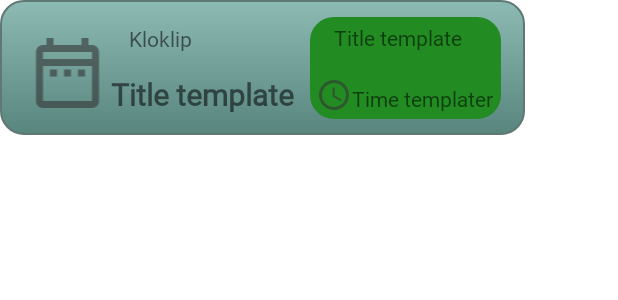
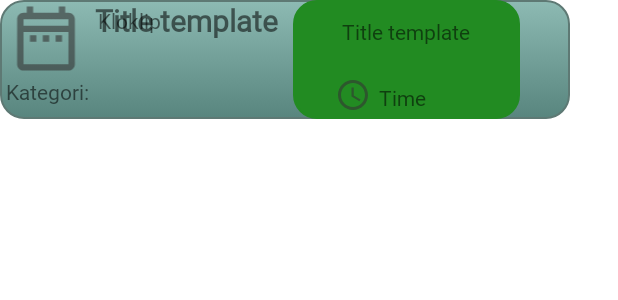
Before and after one commit to faunaapp/faunaapp-android, an Android app: the layout task_entry_item.xml on its own in the app's theme, with its tools: preview values and no code run, on a phone screen of 412 x 824 dp. Shown: the top 300 px of the screen. Run offline under Robolectric (Android 15) with nearby library versions, the phone set to English and light mode, and no system bars.

Commit message:
Fixed the local storage

```diff
--- a/app/src/main/java/com/example/faunaapp/MVVM/RecyclerView/Adapters/EntriesAdapter.java
+++ b/app/src/main/java/com/example/faunaapp/MVVM/RecyclerView/Adapters/EntriesAdapter.java
@@ -35,6 +35,7 @@ public class EntriesAdapter extends RecyclerView.Adapter<EntriesAdapter.ViewHold
        holder.time.setText(entries.get(position).getTime());
        holder.title.setText(entries.get(position).getTitle());
        holder.content.setText(entries.get(position).getHeading());
+       holder.category.setText(entries.get(position).getId());
     }
 
 
@@ -49,13 +50,14 @@ public class EntriesAdapter extends RecyclerView.Adapter<EntriesAdapter.ViewHold
     }
 
     public class ViewHolder extends RecyclerView.ViewHolder {
-        TextView date, time, title, content;
+        TextView date, time, title, content, category;
         public ViewHolder(@NonNull View itemView) {
             super(itemView);
             date = itemView.findViewById(R.id.entry_item_title_template_text_date_id);
             time = itemView.findViewById(R.id.entry_item_time_template_text_id);
             title = itemView.findViewById(R.id.entry_item_title_id);
             content = itemView.findViewById(R.id.entry_item_content_id);
+            category = itemView.findViewById(R.id.categoryId);
         }
     }
 }
--- a/app/src/main/java/com/example/faunaapp/MVVM/Repository/AllCalendarsEntry/AllCalendarEntriesRepository.java
+++ b/app/src/main/java/com/example/faunaapp/MVVM/Repository/AllCalendarsEntry/AllCalendarEntriesRepository.java
@@ -9,19 +9,24 @@ import com.example.faunaapp.MVVM.RemoteDataSource.ApolloClient.ClientApolloCompo
 import com.example.faunaapp.MVVM.RemoteDataSource.ApolloClient.DaggerClientApolloComponent;
 import com.example.faunaapp.MVVM.RemoteDataSource.RemouteSource.AllCalendarEntries.AllCalendarEntriesDataSource;
 import com.example.faunaapp.MVVM.RemoteDataSource.RemouteSource.AllCalendarEntries.IALLCalendarEntriesDataSource;
+import com.example.faunaapp.MVVM.RoomModel.TaskEntry.ITaskEntryModel;
+import com.example.faunaapp.MVVM.RoomModel.TaskEntry.TaskEntryModel;
 
 public class AllCalendarEntriesRepository implements IAllCalendarEntriesRepository{
     private static ApolloClient apolloClient;
     private IALLCalendarEntriesDataSource allCalendarEntriesDataSource;
+    private ITaskEntryModel taskEntryModel;
 
     public AllCalendarEntriesRepository(Application application) {
         apolloClient = initializeApolloClient();
         allCalendarEntriesDataSource = new AllCalendarEntriesDataSource(apolloClient);
+        taskEntryModel = TaskEntryModel.getInstance(application);
         //TODO to add a model here
     }
 
     @Override
     public void getAllEntries(String token) {
+        //taskEntryModel.getAllEntries();
         allCalendarEntriesDataSource.getAllEntries(token);
     }
 
--- a/app/src/main/java/com/example/faunaapp/MVVM/RoomModel/TaskEntry/ITaskEntryModel.java
+++ b/app/src/main/java/com/example/faunaapp/MVVM/RoomModel/TaskEntry/ITaskEntryModel.java
@@ -8,6 +8,5 @@ import java.util.List;
 
 public interface ITaskEntryModel {
      void insertTaskEntry(TaskEntry taskEntry);
-     void insertAllTaskEntry(List<TaskEntry> taskEntries);
-     LiveData<List<TaskEntry>> getAllEntries();
+     void getAllEntries();
 }
--- a/app/src/main/java/com/example/faunaapp/MVVM/RoomModel/TaskEntry/TaskEntryDao.java
+++ b/app/src/main/java/com/example/faunaapp/MVVM/RoomModel/TaskEntry/TaskEntryDao.java
@@ -12,13 +12,13 @@ import java.util.List;
 
 @Dao
 public interface TaskEntryDao {
-    @Insert(onConflict = OnConflictStrategy.REPLACE)
+    @Insert
     void insert(TaskEntry taskEntry);
 
 //    @Insert(onConflict = OnConflictStrategy.REPLACE)
 //    void insertAll(List<TaskEntry> tasksEntry);
 
     @Query("SELECT * FROM entry_table")
-    LiveData<List<TaskEntry>> getAllEntries();
+    List<TaskEntry> getAllEntries();
 
 }
--- a/app/src/main/java/com/example/faunaapp/MVVM/View_model/AddEntryFragmentViewModel.java
+++ b/app/src/main/java/com/example/faunaapp/MVVM/View_model/AddEntryFragmentViewModel.java
@@ -26,7 +26,6 @@ public class AddEntryFragmentViewModel extends AndroidViewModel {
 
     public AddEntryFragmentViewModel(Application application) {
         super(application);
-
         constantDateText = "Vælg dato";
         constantTimeText = "Tidspunkt";
         date = new MutableLiveData<>();
@@ -47,12 +46,14 @@ public class AddEntryFragmentViewModel extends AndroidViewModel {
 
     public void submitTheEntry(TaskEntry taskEntry, String token) {
         String errorMessage = getErrorIfExists(taskEntry);
-        entryRepository.submit(taskEntry, token);
+
         if (!errorMessage.equals("")) {
             error.postValue(errorMessage);
             return;
         }
         error.postValue("");
+        entryRepository.submit(taskEntry, token);
+
     }
 
     private String getErrorIfExists(TaskEntry taskEntry) {
--- a/app/src/main/java/com/example/faunaapp/MVVM/View_model/AllCalendarEntriesFragmentViewModel.java
+++ b/app/src/main/java/com/example/faunaapp/MVVM/View_model/AllCalendarEntriesFragmentViewModel.java
@@ -52,7 +52,7 @@ public class AllCalendarEntriesFragmentViewModel extends AndroidViewModel {
     }
 
     public void getAllTasks(String token){
-            allCalendarEntriesRepository.getAllEntries(token);
+        allCalendarEntriesRepository.getAllEntries(token);
     }
 
     public LiveData<TaskEntry> getNewEntry(){
--- a/app/src/main/res/layout/task_entry_item.xml
+++ b/app/src/main/res/layout/task_entry_item.xml
@@ -1,8 +1,8 @@
 <?xml version="1.0" encoding="utf-8"?>
 <LinearLayout xmlns:android="http://schemas.android.com/apk/res/android"
     xmlns:tools="http://schemas.android.com/tools"
-    android:layout_width="350dp"
-    android:layout_height="90dp"
+    android:layout_width="wrap_content"
+    android:layout_height="wrap_content"
     xmlns:app="http://schemas.android.com/apk/res-auto"
     android:orientation="horizontal"
     android:layout_gravity="top"
@@ -12,62 +12,60 @@
 
 
     <androidx.constraintlayout.widget.ConstraintLayout
-        android:layout_width="match_parent"
+        android:layout_width="380dp"
         android:layout_height="match_parent">
 
         <ImageView
             android:id="@+id/entry_item_calendar_image_id"
-            android:layout_width="58dp"
-            android:layout_height="56dp"
-            android:layout_marginStart="16dp"
-            app:layout_constraintBottom_toBottomOf="parent"
+            android:layout_width="53dp"
+            android:layout_height="51dp"
+            android:layout_marginStart="4dp"
             app:layout_constraintStart_toStartOf="parent"
             app:layout_constraintTop_toTopOf="parent"
-            app:layout_constraintVertical_bias="0.617"
             app:srcCompat="@drawable/ic_calendar" />
 
         <TextView
             android:id="@+id/entry_item_title_id"
             android:layout_width="wrap_content"
             android:layout_height="wrap_content"
-            android:layout_marginStart="12dp"
-            android:layout_marginTop="16dp"
+            android:layout_marginStart="8dp"
+            android:layout_marginTop="4dp"
             android:text="@string/entry_item_title_template_text"
             app:layout_constraintStart_toEndOf="@+id/entry_item_calendar_image_id"
             app:layout_constraintTop_toTopOf="parent" />
 
         <TextView
             android:id="@+id/entry_item_content_id"
-            android:layout_width="wrap_content"
-            android:layout_height="wrap_content"
+            android:layout_width="126dp"
+            android:layout_height="47dp"
             android:text="@string/entry_item_content_text"
             android:textSize="20sp"
             android:textStyle="bold"
-            app:layout_constraintBottom_toBottomOf="parent"
+            app:layout_constraintEnd_toStartOf="@+id/constraintLayout"
             app:layout_constraintStart_toEndOf="@+id/entry_item_calendar_image_id"
-            app:layout_constraintTop_toBottomOf="@+id/entry_item_title_id" />
+            app:layout_constraintTop_toTopOf="parent" />
 
         <androidx.constraintlayout.widget.ConstraintLayout
-            android:layout_width="127dp"
-            android:layout_height="68dp"
-            android:layout_marginEnd="16dp"
+            android:id="@+id/constraintLayout"
+            android:layout_width="151dp"
+            android:layout_height="79dp"
+            android:layout_marginStart="44dp"
             android:background="@drawable/date_time_item_shape"
             app:layout_constraintBottom_toBottomOf="parent"
-            app:layout_constraintEnd_toEndOf="parent"
-            app:layout_constraintHorizontal_bias="1.0"
-            app:layout_constraintStart_toEndOf="@+id/entry_item_content_id"
-            app:layout_constraintTop_toTopOf="parent">
+            app:layout_constraintStart_toEndOf="@+id/categoryId"
+            app:layout_constraintTop_toTopOf="parent"
+            app:layout_constraintVertical_bias="0.0">
 
             <TextView
                 android:id="@+id/entry_item_title_template_text_date_id"
-                android:layout_width="wrap_content"
-                android:layout_height="wrap_content"
-                android:layout_marginStart="16dp"
+                android:layout_width="94dp"
+                android:layout_height="34dp"
 
                 android:layout_marginTop="4dp"
                 android:layout_weight="1"
                 android:gravity="center"
                 android:text="@string/entry_item_title_template_date_text"
+                app:layout_constraintEnd_toEndOf="parent"
                 app:layout_constraintStart_toStartOf="parent"
                 app:layout_constraintTop_toTopOf="parent" />
 
@@ -75,7 +73,7 @@
                 android:id="@+id/entry_item_clock_image_id"
                 android:layout_width="wrap_content"
                 android:layout_height="wrap_content"
-                android:layout_marginStart="4dp"
+                android:layout_marginStart="28dp"
                 android:layout_marginBottom="4dp"
                 app:layout_constraintBottom_toBottomOf="parent"
 
@@ -86,17 +84,28 @@
 
             <TextView
                 android:id="@+id/entry_item_time_template_text_id"
-                android:layout_width="wrap_content"
-                android:layout_height="wrap_content"
-                android:layout_marginTop="8dp"
+                android:layout_width="67dp"
+                android:layout_height="20dp"
                 android:layout_marginBottom="4dp"
                 android:text="@string/entry_item_time_template_text"
                 app:layout_constraintBottom_toBottomOf="parent"
                 app:layout_constraintEnd_toEndOf="parent"
-                app:layout_constraintHorizontal_bias="0.0"
+                app:layout_constraintHorizontal_bias="0.171"
                 app:layout_constraintStart_toEndOf="@+id/entry_item_clock_image_id"
 
-                app:layout_constraintVertical_bias="0.111" />
+                app:layout_constraintTop_toBottomOf="@+id/entry_item_title_template_text_date_id"
+                app:layout_constraintVertical_bias="1.0" />
         </androidx.constraintlayout.widget.ConstraintLayout>
+
+        <TextView
+            android:id="@+id/categoryId"
+            android:layout_width="147dp"
+            android:layout_height="28dp"
+            android:layout_marginStart="4dp"
+            android:text="Kategori: "
+            app:layout_constraintBottom_toBottomOf="parent"
+            app:layout_constraintStart_toStartOf="parent"
+            app:layout_constraintTop_toBottomOf="@+id/entry_item_content_id"
+            app:layout_constraintVertical_bias="1.0" />
     </androidx.constraintlayout.widget.ConstraintLayout>
 </LinearLayout>
```
Also changed, not shown: app/src/main/java/com/example/faunaapp/MVVM/RemoteDataSource/RemouteSource/LogIn/LogInRemoteDataSource.java (+23 -1 lines), app/src/main/java/com/example/faunaapp/MVVM/Repository/AddTaskEntry/AddTaskEntryRepository.java (+11 -3 lines), app/src/main/java/com/example/faunaapp/MVVM/Repository/LogIn/LogInRepository.java (+6 -1 lines), app/src/main/java/com/example/faunaapp/MVVM/RoomModel/TaskEntry/TaskEntryModel.java (+35 -17 lines), app/src/main/java/com/example/faunaapp/MVVM/View/Fragments/AllCalendarEntriesFragmentView.java (+30 -37 lines).
